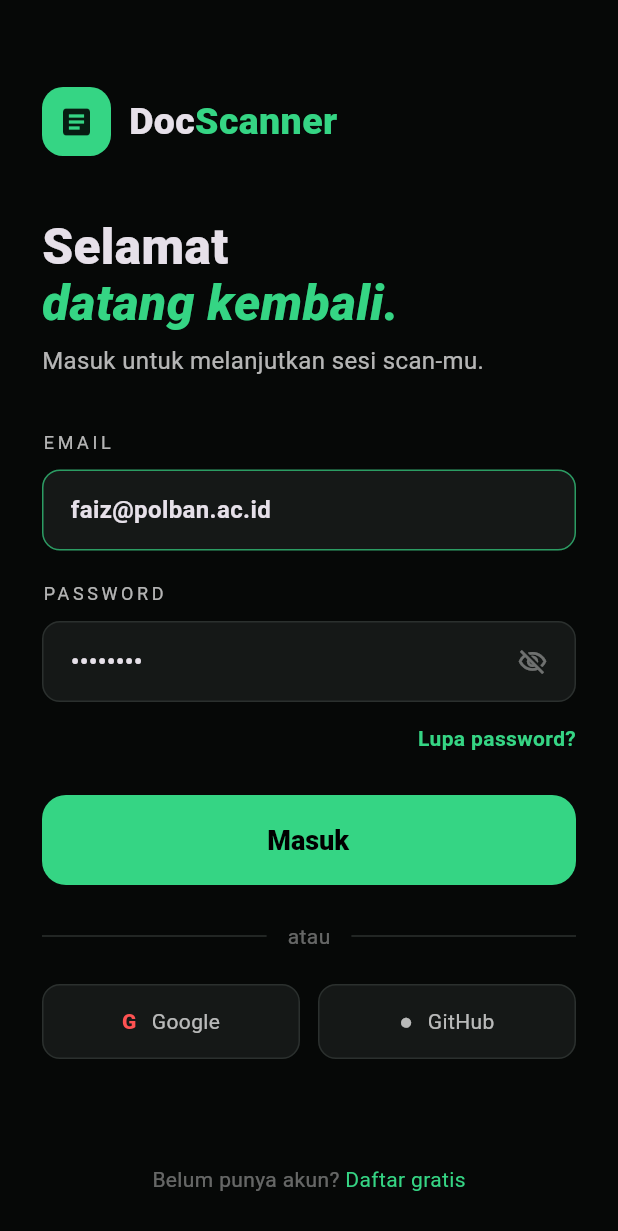
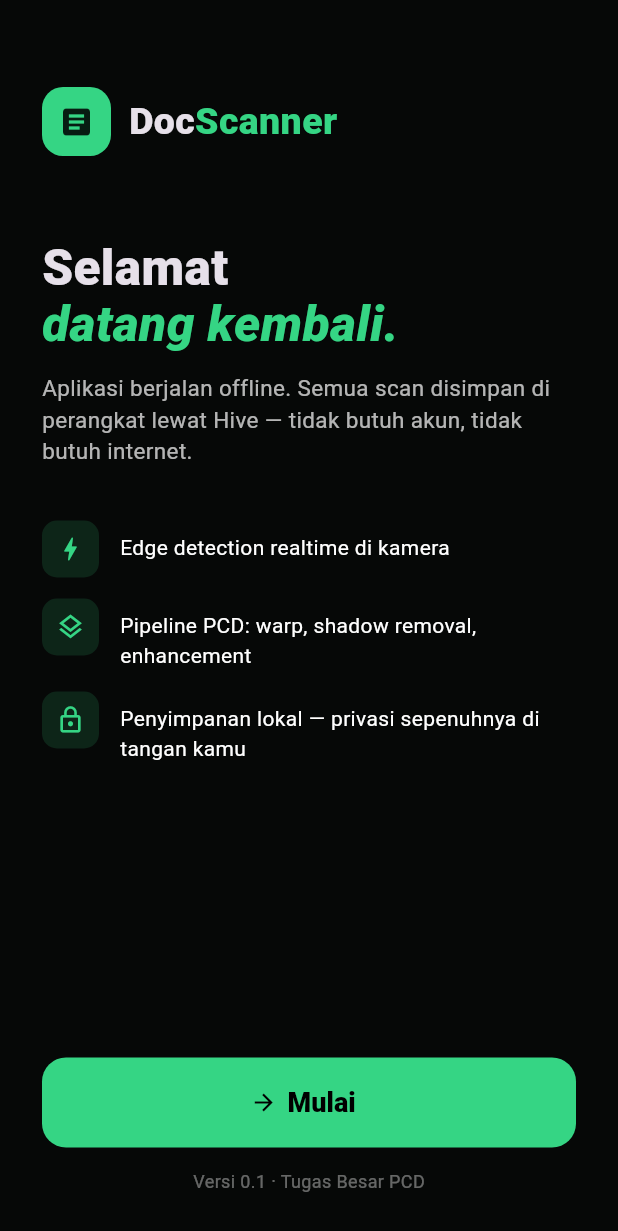
Before and after one commit to MFaizR77/Intelligent-Document-Scanner, a Flutter app: the LoginScreen screen opened directly, on a phone screen of 412 x 824 dp. Shown: the top 1231 px of the screen. Run offline on Flutter 3.47's test engine with Material 3 defaults, Android fonts, the phone set to English and light mode, and no system bars; our stand-ins replace camera, hive, hive_flutter, image_picker, pdf, permission_handler and 1 more; missing offline and left inert: flutter_isolate, google_mlkit_text_recognition, mongo_dart, opencv_dart; accounts and stored records are empty.

```diff
--- a/lib/controllers/camera_controller.dart
+++ b/lib/controllers/camera_controller.dart
@@ -41,7 +41,7 @@ class AppCameraController {
 
     _controller = CameraController(
       selectedCamera,
-      ResolutionPreset.medium,
+      ResolutionPreset.high,
       enableAudio: false,
       imageFormatGroup: ImageFormatGroup.yuv420,
     );
--- a/lib/main.dart
+++ b/lib/main.dart
@@ -37,6 +37,7 @@ class MobileEdgeIntelligenceApp extends StatelessWidget {
   Widget build(BuildContext context) {
     return MaterialApp(
       title: 'Scanner Cerdas (PCD)',
+      debugShowCheckedModeBanner: false,
       theme: ThemeData(
         primarySwatch: Colors.teal,
         brightness: Brightness.dark,
--- a/lib/views/auth/login_screen.dart
+++ b/lib/views/auth/login_screen.dart
@@ -3,6 +3,8 @@ import 'package:tugasbesar_pcd/config/app_colors.dart';
 import 'package:tugasbesar_pcd/views/home/home_shell.dart';
 import 'package:tugasbesar_pcd/widgets/common/app_components.dart';
 
+/// Login screen — offline mode (Hive only). Tidak ada autentikasi server,
+/// jadi screen ini cuma intro card + tombol "Mulai" yang langsung ke home.
 class LoginScreen extends StatelessWidget {
   const LoginScreen({super.key});
 
@@ -24,7 +26,7 @@ class LoginScreen extends StatelessWidget {
             children: [
               const SizedBox(height: 30),
               const _BrandHeader(),
-              const SizedBox(height: 42),
+              const SizedBox(height: 56),
               const Text.rich(
                 TextSpan(
                   children: [
@@ -44,66 +46,42 @@ class LoginScreen extends StatelessWidget {
                   fontWeight: FontWeight.w900,
                 ),
               ),
-              const SizedBox(height: 10),
+              const SizedBox(height: 14),
               const Text(
-                'Masuk untuk melanjutkan sesi scan-mu.',
+                'Aplikasi berjalan offline. Semua scan disimpan di perangkat '
+                'lewat Hive — tidak butuh akun, tidak butuh internet.',
                 style: TextStyle(
                   color: Colors.white70,
-                  fontSize: 16,
-                  height: 1.35,
+                  fontSize: 15,
+                  height: 1.4,
                 ),
               ),
-              const SizedBox(height: 34),
-              const _AuthField(label: 'EMAIL', value: 'faiz@polban.ac.id'),
-              const SizedBox(height: 20),
-              const _AuthField(
-                label: 'PASSWORD',
-                value: '••••••••',
-                obscure: true,
+              const SizedBox(height: 36),
+              const _FeatureRow(
+                icon: Icons.bolt_outlined,
+                text: 'Edge detection realtime di kamera',
               ),
               const SizedBox(height: 14),
-              const Align(
-                alignment: Alignment.centerRight,
-                child: Text(
-                  'Lupa password?',
-                  style: TextStyle(
-                    color: AppColors.primary,
-                    fontWeight: FontWeight.w700,
-                  ),
-                ),
+              const _FeatureRow(
+                icon: Icons.layers_outlined,
+                text: 'Pipeline PCD: warp, shadow removal, enhancement',
               ),
-              const SizedBox(height: 28),
+              const SizedBox(height: 14),
+              const _FeatureRow(
+                icon: Icons.lock_outline,
+                text: 'Penyimpanan lokal — privasi sepenuhnya di tangan kamu',
+              ),
+              const Spacer(),
               AppPrimaryButton(
-                label: 'Masuk',
+                label: 'Mulai',
+                icon: Icons.arrow_forward,
                 onPressed: () => _enterApp(context),
               ),
-              const SizedBox(height: 24),
-              const _DividerText(),
-              const SizedBox(height: 22),
-              Row(
-                children: const [
-                  Expanded(
-                    child: _SocialButton(label: 'Google', icon: 'G'),
-                  ),
-                  SizedBox(width: 12),
-                  Expanded(
-                    child: _SocialButton(label: 'GitHub', icon: '●'),
-                  ),
-                ],
-              ),
-              const Spacer(),
+              const SizedBox(height: 14),
               const Center(
-                child: Text.rich(
-                  TextSpan(
-                    text: 'Belum punya akun? ',
-                    style: TextStyle(color: Colors.white38),
-                    children: [
-                      TextSpan(
-                        text: 'Daftar gratis',
-                        style: TextStyle(color: AppColors.primary),
-                      ),
-                    ],
-                  ),
+                child: Text(
+                  'Versi 0.1 · Tugas Besar PCD',
+                  style: TextStyle(color: Colors.white38, fontSize: 12),
                 ),
               ),
             ],
@@ -148,115 +126,41 @@ class _BrandHeader extends StatelessWidget {
   }
 }
 
-class _AuthField extends StatelessWidget {
-  const _AuthField({
-    required this.label,
-    required this.value,
-    this.obscure = false,
-  });
+class _FeatureRow extends StatelessWidget {
+  const _FeatureRow({required this.icon, required this.text});
 
-  final String label;
-  final String value;
-  final bool obscure;
+  final IconData icon;
+  final String text;
 
   @override
   Widget build(BuildContext context) {
-    return Column(
+    return Row(
       crossAxisAlignment: CrossAxisAlignment.start,
       children: [
-        Text(
-          label,
-          style: const TextStyle(
-            color: Colors.white70,
-            letterSpacing: 2.4,
-            fontSize: 12,
+        Container(
+          width: 38,
+          height: 38,
+          decoration: BoxDecoration(
+            color: AppColors.primary.withValues(alpha: 0.14),
+            borderRadius: BorderRadius.circular(10),
           ),
+          child: Icon(icon, color: AppColors.primary, size: 20),
         ),
-        const SizedBox(height: 10),
-        Container(
-          height: 54,
-          padding: const EdgeInsets.symmetric(horizontal: 18),
-          decoration: BoxDecoration(
-            color: AppColors.surface,
-            borderRadius: BorderRadius.circular(12),
-            border: Border.all(
-              color: label == 'EMAIL'
-                  ? AppColors.primary.withValues(alpha: 0.7)
-                  : AppColors.border,
+        const SizedBox(width: 14),
+        Expanded(
+          child: Padding(
+            padding: const EdgeInsets.only(top: 8),
+            child: Text(
+              text,
+              style: const TextStyle(
+                color: Colors.white,
+                fontSize: 14,
+                height: 1.4,
+              ),
             ),
-          ),
-          child: Row(
-            children: [
-              Expanded(
-                child: Text(
-                  value,
-                  style: const TextStyle(
-                    fontSize: 16,
-                    fontWeight: FontWeight.w600,
-                  ),
-                ),
-              ),
-              if (obscure)
-                const Icon(
-                  Icons.visibility_off_outlined,
-                  color: Colors.white38,
-                  size: 20,
-                ),
-            ],
           ),
         ),
       ],
     );
   }
 }
-
-class _DividerText extends StatelessWidget {
-  const _DividerText();
-
-  @override
-  Widget build(BuildContext context) {
-    return Row(
-      children: const [
-        Expanded(child: Divider(color: AppColors.border)),
-        Padding(
-          padding: EdgeInsets.symmetric(horizontal: 14),
-          child: Text('atau', style: TextStyle(color: Colors.white38)),
-        ),
-        Expanded(child: Divider(color: AppColors.border)),
-      ],
-    );
-  }
-}
-
-class _SocialButton extends StatelessWidget {
-  const _SocialButton({required this.label, required this.icon});
-
-  final String label;
-  final String icon;
-
-  @override
-  Widget build(BuildContext context) {
-    return Container(
-      height: 50,
-      decoration: BoxDecoration(
-        color: AppColors.surface,
-        borderRadius: BorderRadius.circular(12),
-        border: Border.all(color: AppColors.border),
-      ),
-      child: Row(
-        mainAxisAlignment: MainAxisAlignment.center,
-        children: [
-          Text(
-            icon,
-            style: TextStyle(
-              color: label == 'Google' ? Colors.redAccent : Colors.white70,
-              fontWeight: FontWeight.w900,
-            ),
-          ),
-          const SizedBox(width: 10),
-          Text(label, style: const TextStyle(color: Colors.white70)),
-        ],
-      ),
-    );
-  }
-}
--- a/lib/views/processing/processing_screen.dart
+++ b/lib/views/processing/processing_screen.dart
@@ -24,7 +24,10 @@ class ProcessingScreen extends StatefulWidget {
 
 class _ProcessingScreenState extends State<ProcessingScreen> {
   Future<ScanArtifact>? _future;
-  final EnhancementMode _mode = EnhancementMode.bw;
+  // Default ke color (CamScanner-style "Original-Enhanced") supaya hasil
+  // tetap natural — BW threshold sering terlalu agresif untuk catatan/buku
+  // yang punya gradasi pensil. User bisa ganti mode di scan_result_screen.
+  final EnhancementMode _mode = EnhancementMode.color;
 
   @override
   void initState() {
```
Also changed, not shown: lib/controllers/isolate_manager.dart (+12 -2 lines), lib/services/image_processing/edge_detection.dart (+4 -7 lines), lib/services/image_processing/enhancement.dart (+7 -3 lines), lib/views/scanner/scanner_screen.dart (+14 -64 lines).
